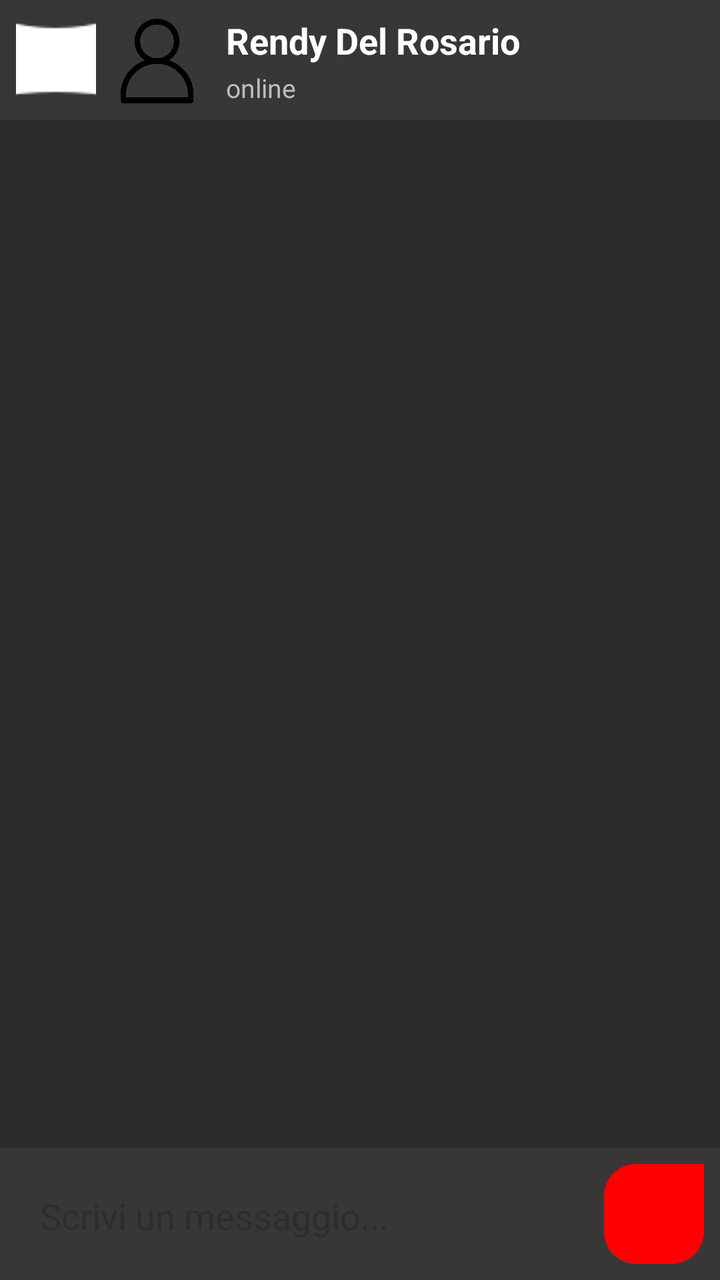
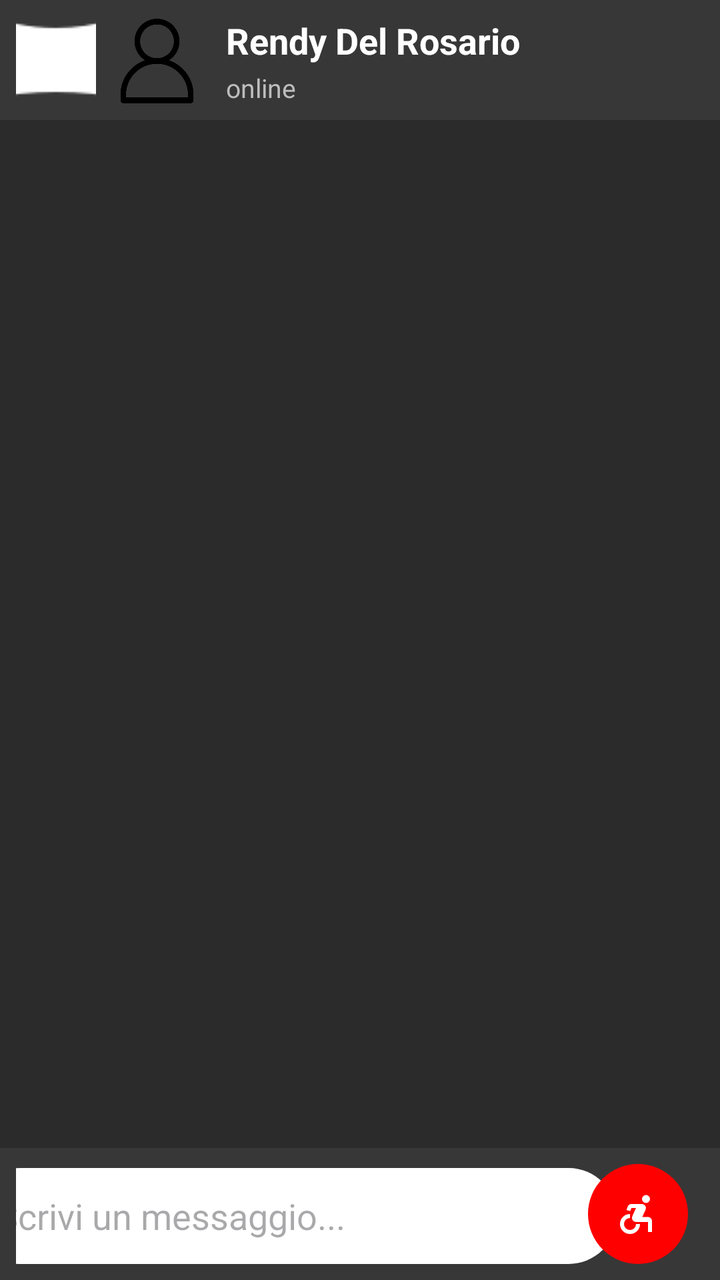

Screens rendered from an Android XML layout before and after an edit, with the pre-edit source and the edit as a unified diff.
<!-- AndroidManifest.xml: application theme Theme.FightHub -->
<!-- res/layout/fragment_main_chat_utente.xml -->
<?xml version="1.0" encoding="utf-8"?>
<androidx.constraintlayout.widget.ConstraintLayout xmlns:android="http://schemas.android.com/apk/res/android"
    xmlns:app="http://schemas.android.com/apk/res-auto"
    android:layout_width="match_parent"
    android:layout_height="match_parent"
    android:background="#2C2B2B"> <androidx.constraintlayout.widget.ConstraintLayout
    android:id="@+id/toolbar_chat"
    android:layout_width="match_parent"
    android:layout_height="60dp"
    android:background="#383737"
    android:padding="8dp"
    app:layout_constraintTop_toTopOf="parent">

    <ImageButton
        android:id="@+id/btnBack"
        android:layout_width="40dp"
        android:layout_height="40dp"
        android:background="?attr/selectableItemBackgroundBorderless"
        android:src="@drawable/icona_profilo_navbar"
        app:tint="#FFFFFF"
        app:layout_constraintBottom_toBottomOf="parent"
        app:layout_constraintStart_toStartOf="parent"
        app:layout_constraintTop_toTopOf="parent" />

    <com.google.android.material.imageview.ShapeableImageView
        android:id="@+id/ivProfileDetail"
        android:layout_width="45dp"
        android:layout_height="45dp"
        android:layout_marginStart="8dp"
        android:scaleType="centerCrop"
        android:src="@drawable/icona_profilo_navbar"
        app:shapeAppearanceOverlay="@style/ShapeAppearance.MaterialComponents.SmallComponent"
        app:layout_constraintBottom_toBottomOf="parent"
        app:layout_constraintStart_toEndOf="@id/btnBack"
        app:layout_constraintTop_toTopOf="parent" />

    <TextView
        android:id="@+id/tvChatPartnerName"
        android:layout_width="wrap_content"
        android:layout_height="wrap_content"
        android:layout_marginStart="12dp"
        android:text="Rendy Del Rosario"
        android:textColor="#FFFFFF"
        android:textSize="18sp"
        android:textStyle="bold"
        app:layout_constraintStart_toEndOf="@id/ivProfileDetail"
        app:layout_constraintTop_toTopOf="@id/ivProfileDetail" />

    <TextView
        android:id="@+id/tvChatPartnerStatus"
        android:layout_width="wrap_content"
        android:layout_height="wrap_content"
        android:text="online"
        android:textColor="#BDBDBD"
        android:textSize="13sp"
        app:layout_constraintBottom_toBottomOf="@id/ivProfileDetail"
        app:layout_constraintStart_toStartOf="@id/tvChatPartnerName" />

</androidx.constraintlayout.widget.ConstraintLayout>

    <androidx.recyclerview.widget.RecyclerView
        android:id="@+id/rvMessages"
        android:layout_width="match_parent"
        android:layout_height="0dp"
        android:padding="8dp"
        app:layout_constraintBottom_toTopOf="@id/layout_input"
        app:layout_constraintTop_toBottomOf="@id/toolbar_chat" />

    <androidx.constraintlayout.widget.ConstraintLayout
        android:id="@+id/layout_input"
        android:layout_width="match_parent"
        android:layout_height="wrap_content"
        android:background="#383737"
        android:padding="8dp"
        app:layout_constraintBottom_toBottomOf="parent">

        <EditText
            android:id="@+id/etMessageInput"
            android:layout_width="0dp"
            android:layout_height="wrap_content"
            android:background="@drawable/bg_messaggio_ricevuto"
            android:hint="Scrivi un messaggio..."
            android:maxLines="4"
            android:padding="12dp"
            android:textColor="#000000"
            android:layout_marginEnd="8dp"
            app:layout_constraintBottom_toBottomOf="parent"
            app:layout_constraintEnd_toStartOf="@id/btnSendMessage"
            app:layout_constraintStart_toStartOf="parent" />

        <ImageButton
            android:id="@+id/btnSendMessage"
            android:layout_width="50dp"
            android:layout_height="50dp"
            android:background="@drawable/bg_messaggio_mandato"

            app:tint="#FFFFFF"
            app:layout_constraintBottom_toBottomOf="parent"
            app:layout_constraintEnd_toEndOf="parent" />

    </androidx.constraintlayout.widget.ConstraintLayout>

</androidx.constraintlayout.widget.ConstraintLayout>
<!-- resources referenced by this layout -->
<resources>
  <!-- drawable bg_messaggio_mandato (drawable) -->
  <shape xmlns:android="http://schemas.android.com/apk/res/android">
      <solid android:color="#FF0000" /> <corners android:topLeftRadius="16dp" android:topRightRadius="0dp"
      android:bottomLeftRadius="16dp" android:bottomRightRadius="16dp" />
  </shape>
  <!-- drawable bg_messaggio_ricevuto (drawable) -->
  <shape xmlns:android="http://schemas.android.com/apk/res/android">
      <solid android:color="#383737" /> <corners android:topLeftRadius="0dp" android:topRightRadius="16dp"
      android:bottomLeftRadius="16dp" android:bottomRightRadius="16dp" />
  </shape>
  <!-- drawable icona_profilo_navbar: png bitmap (drawable, 12185 bytes) -->
  <style name="Theme.FightHub" parent="Base.Theme.FightHub" />
  <style name="Base.Theme.FightHub" parent="Theme.Material3.DayNight.NoActionBar">
          
          
      </style>
</resources>

<!-- the commit's change to res/layout/fragment_main_chat_utente.xml (unified diff, before → after) -->
@@ -76,14 +76,17 @@
 
         <EditText
             android:id="@+id/etMessageInput"
-            android:layout_width="0dp"
-            android:layout_height="wrap_content"
-            android:background="@drawable/bg_messaggio_ricevuto"
+            android:layout_width="322dp"
+            android:layout_height="48dp"
+            android:layout_marginEnd="8dp"
+            android:background="@drawable/bg_message_input"
             android:hint="Scrivi un messaggio..."
             android:maxLines="4"
             android:padding="12dp"
             android:textColor="#000000"
-            android:layout_marginEnd="8dp"
+            android:inputType="textMultiLine"
+            android:focusable="true"
+            android:focusableInTouchMode="true"
             app:layout_constraintBottom_toBottomOf="parent"
             app:layout_constraintEnd_toStartOf="@id/btnSendMessage"
             app:layout_constraintStart_toStartOf="parent" />
@@ -92,11 +95,12 @@
             android:id="@+id/btnSendMessage"
             android:layout_width="50dp"
             android:layout_height="50dp"
-            android:background="@drawable/bg_messaggio_mandato"
-
-            app:tint="#FFFFFF"
+            android:layout_marginEnd="8dp"
+            android:background="@drawable/bg_send_button"
+            android:src="@drawable/ic_send"
             app:layout_constraintBottom_toBottomOf="parent"
-            app:layout_constraintEnd_toEndOf="parent" />
+            app:layout_constraintEnd_toEndOf="parent"
+            app:tint="#FFFFFF" />
 
     </androidx.constraintlayout.widget.ConstraintLayout>
 
<!-- resource entries referenced after the edit -->
@@ -1,15 +1,19 @@
 <!-- resources referenced by this layout -->
 <resources>
-  <!-- drawable bg_messaggio_mandato (drawable) -->
+  <!-- drawable bg_message_input (drawable) -->
   <shape xmlns:android="http://schemas.android.com/apk/res/android">
-      <solid android:color="#FF0000" /> <corners android:topLeftRadius="16dp" android:topRightRadius="0dp"
-      android:bottomLeftRadius="16dp" android:bottomRightRadius="16dp" />
+      <solid android:color="#FFFFFF" />
+      <corners android:radius="25dp" />
   </shape>
-  <!-- drawable bg_messaggio_ricevuto (drawable) -->
+  <!-- drawable bg_send_button (drawable) -->
   <shape xmlns:android="http://schemas.android.com/apk/res/android">
-      <solid android:color="#383737" /> <corners android:topLeftRadius="0dp" android:topRightRadius="16dp"
-      android:bottomLeftRadius="16dp" android:bottomRightRadius="16dp" />
-  </shape>
+      <solid android:color="#FF0000" /> <corners android:radius="100dp" /> </shape>
+  <!-- drawable ic_send (drawable) -->
+  <vector xmlns:android="http://schemas.android.com/apk/res/android" android:height="24dp" android:tint="#000000" android:viewportHeight="960" android:viewportWidth="960" android:width="24dp">
+        
+      <path android:fillColor="@android:color/white" android:pathData="M320,880Q237,880 178.5,821.5Q120,763 120,680Q120,597 178.5,538.5Q237,480 320,480L320,560Q270,560 235,595Q200,630 200,680Q200,730 235,765Q270,800 320,800Q370,800 405,765Q440,730 440,680L520,680Q520,763 461.5,821.5Q403,880 320,880ZM680,840L680,640Q680,640 680,640Q680,640 680,640L440,640Q396,640 372,602.5Q348,565 366,524L440,360L349,360L325,422L248,400L276,328Q285,305 305.5,292.5Q326,280 350,280L558,280Q603,280 626.5,316.5Q650,353 632,394L566,540L680,540Q713,540 736.5,563.5Q760,587 760,620L760,840L680,840ZM583.5,236.5Q560,213 560,180Q560,147 583.5,123.5Q607,100 640,100Q673,100 696.5,123.5Q720,147 720,180Q720,213 696.5,236.5Q673,260 640,260Q607,260 583.5,236.5Z"/>
+      
+  </vector>
   <!-- drawable icona_profilo_navbar: png bitmap (drawable, 12185 bytes) -->
   <style name="Theme.FightHub" parent="Base.Theme.FightHub" />
   <style name="Base.Theme.FightHub" parent="Theme.Material3.DayNight.NoActionBar">
